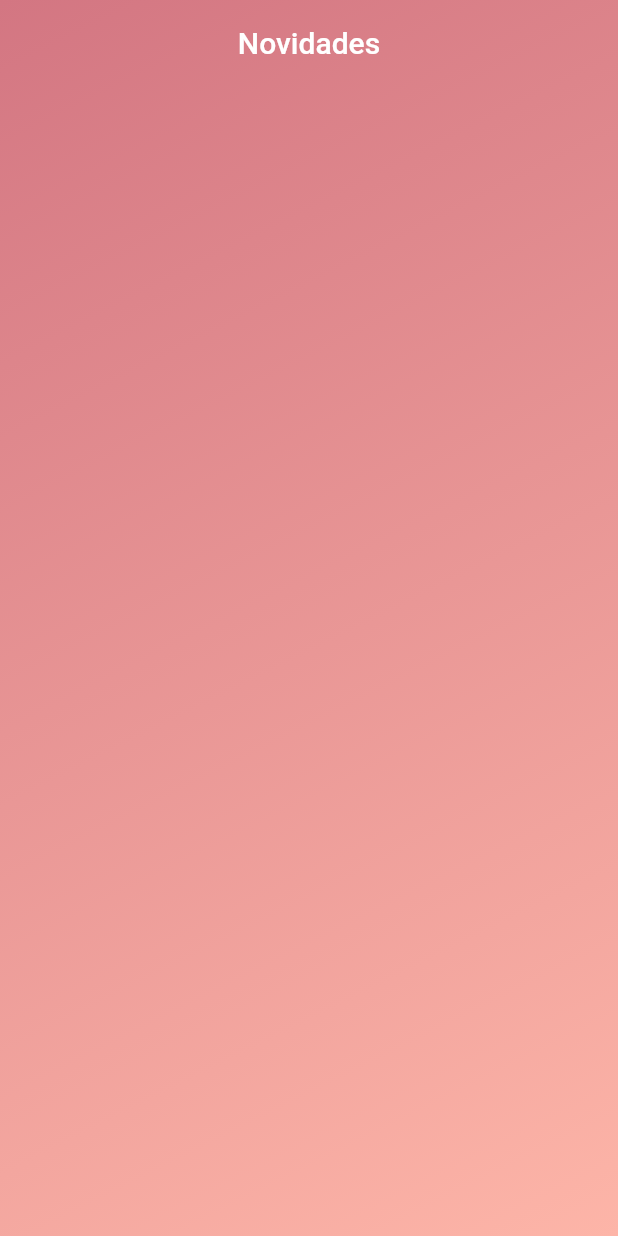
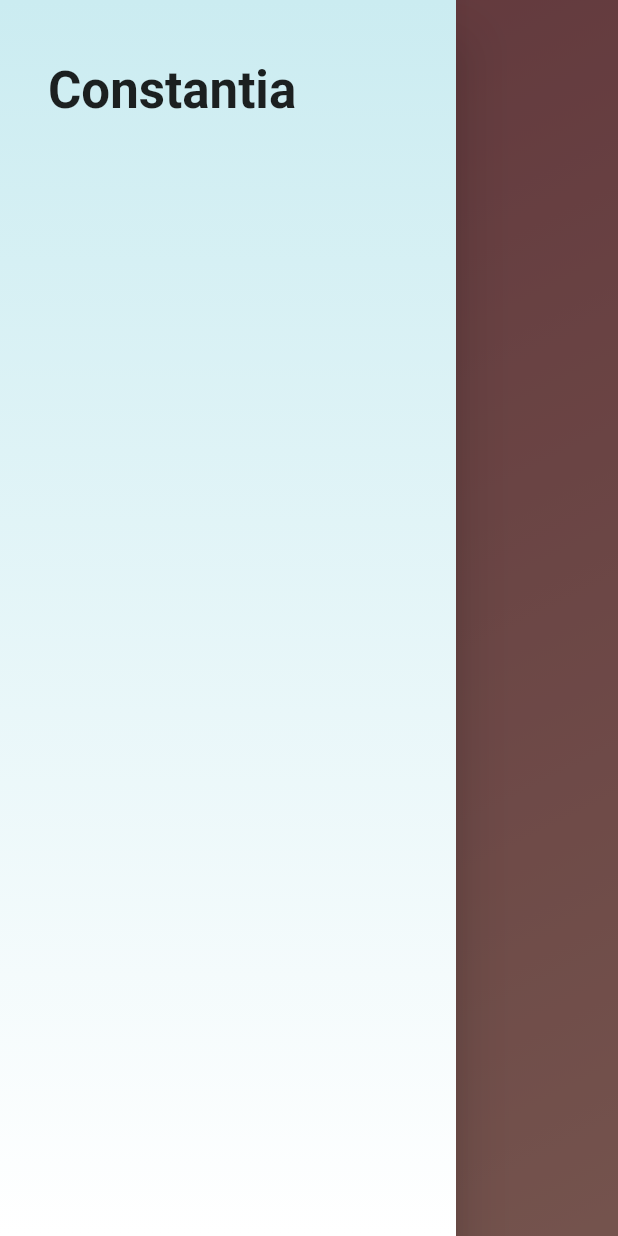
Before and after one commit to lucasmlp/loja_virtual, a Flutter app: the screen it shows after launch, with the side drawer open (before the commit the screen has no drawer), on a phone screen of 412 x 824 dp. Run offline on Flutter 3.47's test engine with Material 2 defaults, Android fonts, the phone set to English and light mode, and no system bars.

Commit message:
Adding drawer

```diff
--- a/lib/screens/home_page.dart
+++ b/lib/screens/home_page.dart
@@ -2,6 +2,8 @@ import 'package:flutter/material.dart';
 import 'package:flutter/src/foundation/key.dart';
 import 'package:flutter/src/widgets/framework.dart';
 import 'package:loja_virtual/tabs/home_tab.dart';
+
+import '../widgets/custom_drawer.dart';
 
 class HomeScreen extends StatelessWidget {
   final _pageController = PageController();
@@ -11,7 +13,10 @@ class HomeScreen extends StatelessWidget {
       controller: _pageController,
       physics: const NeverScrollableScrollPhysics(),
       children: const [
-        HomeTab(),
+        Scaffold(
+          body: HomeTab(),
+          drawer: CustomDrawer(),
+        ),
       ],
     );
   }
--- /dev/null
+++ b/lib/widgets/custom_drawer.dart
@@ -0,0 +1,50 @@
+import 'package:flutter/material.dart';
+import 'package:flutter/src/foundation/key.dart';
+import 'package:flutter/src/widgets/framework.dart';
+
+class CustomDrawer extends StatelessWidget {
+  const CustomDrawer({Key? key}) : super(key: key);
+
+  @override
+  Widget build(BuildContext context) {
+    Widget _buildDrawerBack() => Container(
+          decoration: const BoxDecoration(
+              gradient: LinearGradient(colors: [
+            Color.fromARGB(255, 203, 236, 241),
+            Colors.white,
+          ], begin: Alignment.topCenter, end: Alignment.bottomCenter)),
+        );
+
+    return Drawer(
+      child: Stack(
+        children: [
+          _buildDrawerBack(),
+          ListView(
+            padding: const EdgeInsets.only(left: 32.0, top: 16.0),
+            children: [
+              Container(
+                margin: const EdgeInsets.only(bottom: 8.0),
+                padding: const EdgeInsets.fromLTRB(0.0, 16.0, 16.0, 8.0),
+                height: 170.0,
+                child: Stack(
+                  children: const [
+                    Positioned(
+                        top: 8.0,
+                        left: 0.0,
+                        child: Text(
+                          'Constantia',
+                          style: TextStyle(
+                            fontSize: 34.0,
+                            fontWeight: FontWeight.bold,
+                          ),
+                        ))
+                  ],
+                ),
+              )
+            ],
+          )
+        ],
+      ),
+    );
+  }
+}
```
